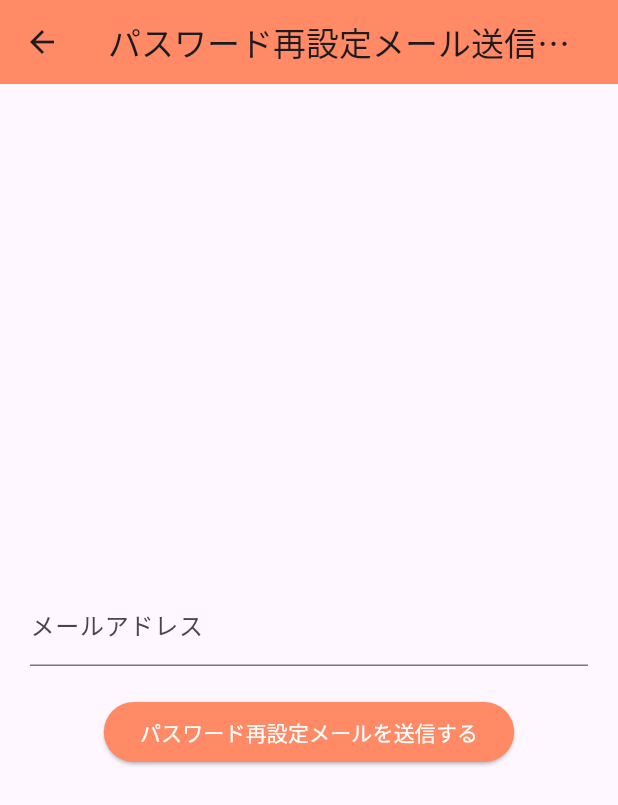
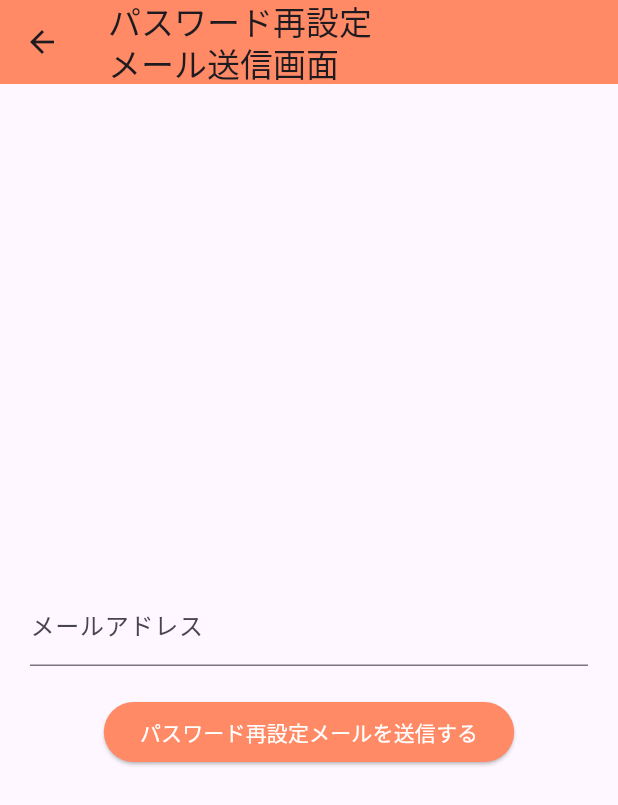
Before and after one commit to tetsu-777/rakuraku-flutter, a Flutter app: the SendResetPasswordMailPage screen opened directly, on a phone screen of 412 x 824 dp. Shown: the top 805 px of the screen. Run offline on Flutter 3.47's test engine with Material 3 defaults, Android fonts, the phone set to English and light mode, and no system bars.

Commit message:
AppBarのタイトルの修正

```diff
--- a/rakuraku_reserve_front/lib/pages/send_reset_password_mail_page.dart
+++ b/rakuraku_reserve_front/lib/pages/send_reset_password_mail_page.dart
@@ -36,7 +36,7 @@ class _SendResetPasswordMailPageState extends State<SendResetPasswordMailPage>
 
     return Scaffold(
       appBar: AppBar(
-        title: const Text('パスワード再設定メール送信画面'),
+        title: const Text('パスワード再設定\nメール送信画面'),
         backgroundColor: Colors.deepOrange[300],
         leading: IconButton(
           icon: Icon(Icons.arrow_back),
```
